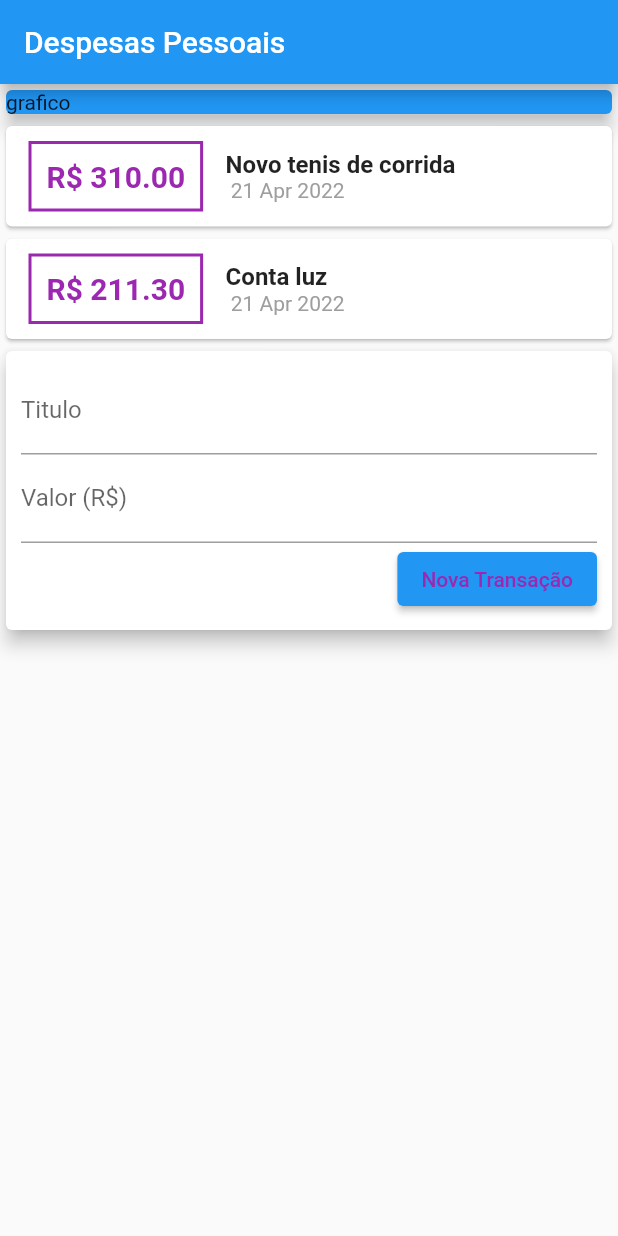
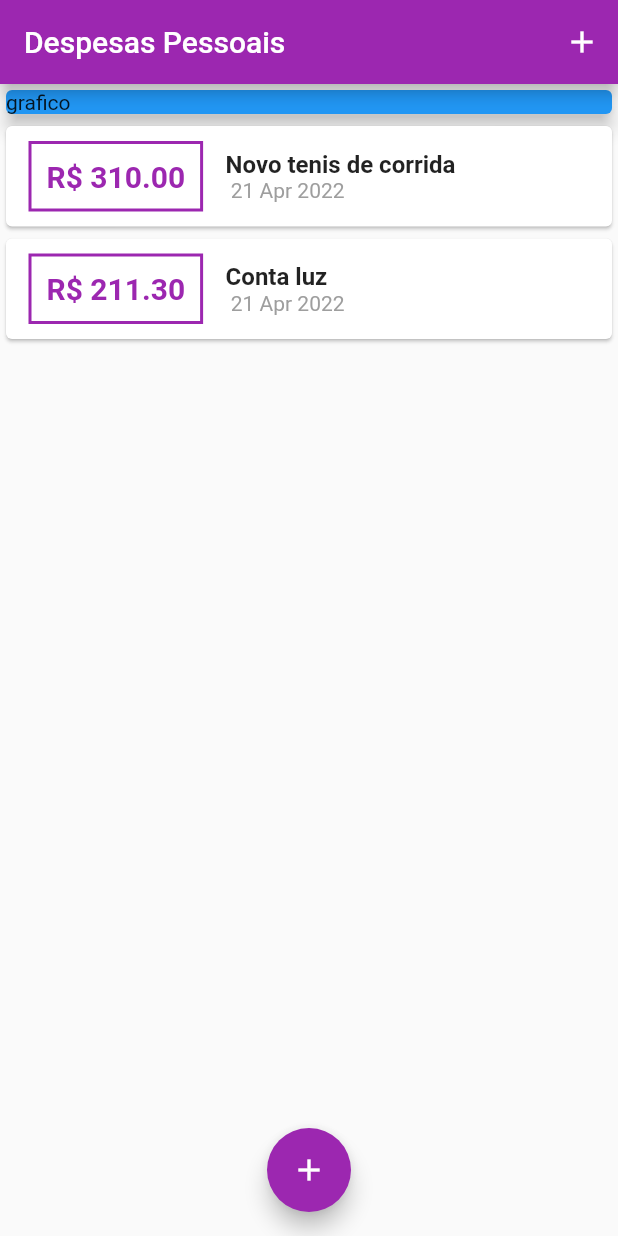
Before and after one commit to Ryan-lima13/despesas, a Flutter app: the screen it shows after launch, on a phone screen of 412 x 824 dp. Run offline on Flutter 3.47's test engine with Material 2 defaults, Android fonts, the phone set to English and light mode, and no system bars.

Commit message:
aplicando temas

```diff
--- a/lib/components/transaction_list.dart
+++ b/lib/components/transaction_list.dart
@@ -10,8 +10,12 @@ class TransactionList extends StatelessWidget {
 
   @override
   Widget build(BuildContext context) {
-    return Column(
-            children: transactions.map((tr){
+    return Container(
+      height: 300,
+      child:ListView.builder(
+        itemCount: transactions.length,
+        itemBuilder: (contx,index){
+          final tr = transactions[index];
           return Card(
                   child: Row(
                     children: [
@@ -60,8 +64,10 @@ class TransactionList extends StatelessWidget {
                     ),
                 );
 
-            }).toList(),
+        },
 
+
+            ),
     );
   }
 }
--- a/lib/components/transaction_user.dart
+++ /dev/null
@@ -1,57 +0,0 @@
-import 'dart:math';
-
-import 'package:flutter/material.dart';
-
-import '../model/Transaction.dart';
-import 'transaction_form.dart';
-import 'transaction_list.dart';
-class TransactionUser extends StatefulWidget {
-
-
-  @override
-  State<TransactionUser> createState() => _TransactionUserState();
-}
-
-class _TransactionUserState extends State<TransactionUser> {
-    final _transactions = [
-    Transaction(
-      id: 't1',
-      title: 'Novo tenis de corrida',
-      value: 310.0,
-       date: DateTime.now()
-      ),
-      Transaction(
-      id: 't2',
-      title: 'Conta luz',
-      value: 211.30,
-       date: DateTime.now()
-      ),
-
-
-  ];
-  _addTrasaction(String title, double value){
-
-    final newTransaction = Transaction(
-      id: Random().nextDouble().toString(),
-      title: title,
-      value: value,
-      date: DateTime.now()
-      );
-      setState(() {
-        _transactions.add(newTransaction);
-
-      });
-  }
-
-  @override
-  Widget build(BuildContext context) {
-    return Column(
-      children: [
-        TransactionList(_transactions),
-        TransactionForm(_addTrasaction),
-
-      ],
-
-    );
-  }
-}
--- a/lib/main.dart
+++ b/lib/main.dart
@@ -1,9 +1,12 @@
 import 'package:despesas/components/transaction_form.dart';
 import 'package:despesas/components/transaction_list.dart';
-import 'package:despesas/components/transaction_user.dart';
+
 import 'package:despesas/model/Transaction.dart';
 import 'package:flutter/material.dart';
 import 'package:intl/intl.dart';
+import '../model/Transaction.dart';
+import 'dart:math';
+
 void main(){
   runApp(Home());
 
@@ -15,24 +18,79 @@ class Home extends StatelessWidget {
   @override
   Widget build(BuildContext context) {
     return MaterialApp(
+      theme: ThemeData(
+        primarySwatch: Colors.purple,
+
+      ),
       home: Despesas(),
+
     );
   }
 }
-class Despesas extends StatelessWidget {
+class Despesas extends StatefulWidget {
+
+  @override
+  State<Despesas> createState() => _DespesasState();
+}
+
+class _DespesasState extends State<Despesas> {
+
+  final _transactions = [
+    Transaction(
+      id: 't1',
+      title: 'Novo tenis de corrida',
+      value: 310.0,
+       date: DateTime.now()
+      ),
+      Transaction(
+      id: 't2',
+      title: 'Conta luz',
+      value: 211.30,
+       date: DateTime.now()
+      ),
 
 
+  ];
+   _addTrasaction(String title, double value){
 
+    final newTransaction = Transaction(
+      id: Random().nextDouble().toString(),
+      title: title,
+      value: value,
+      date: DateTime.now()
+      );
+      setState(() {
+        _transactions.add(newTransaction);
 
+      });
+      Navigator.of(context).pop();
+  }
+_openTransactionFormModel(BuildContext context){
+  showModalBottomSheet(
+    context: context,
+     builder: (_) {
+       return TransactionForm(_addTrasaction);
+
+     }
+     );
+}
 
   @override
   Widget build(BuildContext context) {
     return Scaffold(
       appBar: AppBar(
         title: const Text("Despesas Pessoais"),
+        actions: [
+          IconButton(
+            icon: Icon(Icons.add),
+            onPressed: () => _openTransactionFormModel(context),
+          )
+
+        ],
 
         ),
-      body: Column(
+      body: SingleChildScrollView(
+        child: Column(
 
           crossAxisAlignment: CrossAxisAlignment.stretch,
 
@@ -46,10 +104,17 @@ class Despesas extends StatelessWidget {
 
               ),
             ),
-         TransactionUser()
+            TransactionList(_transactions),
+
 
           ],
-      )
+        ),
+      ),
+      floatingActionButton: FloatingActionButton(
+        child: Icon(Icons.add),
+        onPressed: () => _openTransactionFormModel(context),
+      ),
+      floatingActionButtonLocation: FloatingActionButtonLocation.centerFloat,
     );
   }
 }
```
Also changed, not shown: lib/components/transaction_form.dart (+27 -10 lines). Lines whose indentation alone changed are shown as unchanged.
